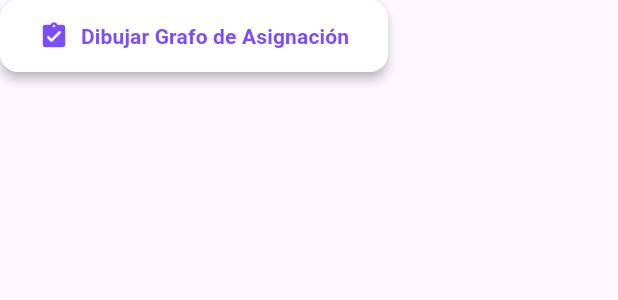
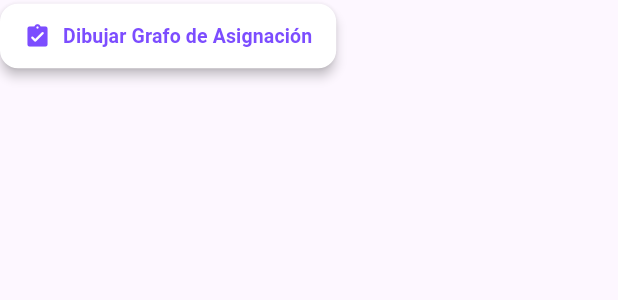
Before and after one commit to marinobc/algorithm, a Flutter app: the AssignmentLaunchButton widget shown alone on an empty page, opened directly, on a phone screen of 412 x 824 dp. Shown: the top 300 px of the screen. Run offline on Flutter 3.47's test engine with Material 3 defaults, Android fonts, the phone set to English and light mode, and no system bars; our stand-ins replace flutter_dotenv, flutter_markdown, flutter_riverpod, flutter_svg, google_generative_ai, shared_preferences and 2 more; missing offline and left inert: dart:js_interop; accounts and stored records are empty; network calls fail; project files that could hold a hidden picture were left out.

Commit message:
style(mobile): optimize algorithm launch buttons and catalog dialog for mobile viewports

```diff
--- a/lib/algorithms/assignment/ui/assignment_launch_button.dart
+++ b/lib/algorithms/assignment/ui/assignment_launch_button.dart
@@ -19,6 +19,7 @@ class AssignmentLaunchButton extends ConsumerWidget {
   @override
   Widget build(BuildContext context, WidgetRef ref) {
     const accentColor = Color(0xFF7C4DFF);
+    final isMobile = MediaQuery.of(context).size.width < 600;
 
     return ElevatedButton.icon(
       onPressed: () {
@@ -36,13 +37,21 @@ class AssignmentLaunchButton extends ConsumerWidget {
         backgroundColor: Colors.white,
         foregroundColor: accentColor,
         elevation: 3,
-        padding: const EdgeInsets.symmetric(horizontal: 26, vertical: 14),
+        padding: EdgeInsets.symmetric(
+          horizontal: isMobile ? 16 : 26,
+          vertical: isMobile ? 12 : 14,
+        ),
         shape: RoundedRectangleBorder(borderRadius: BorderRadius.circular(12)),
       ),
-      icon: Icon(icon, size: 20),
+      icon: Icon(icon, size: isMobile ? 18 : 20),
       label: Text(
         label,
-        style: const TextStyle(fontWeight: FontWeight.bold, fontSize: 14),
+        maxLines: 1,
+        overflow: TextOverflow.ellipsis,
+        style: TextStyle(
+          fontWeight: FontWeight.bold,
+          fontSize: isMobile ? 13 : 14,
+        ),
       ),
     );
   }
--- a/lib/ui/dialogs/algorithm_selection_dialog.dart
+++ b/lib/ui/dialogs/algorithm_selection_dialog.dart
@@ -47,14 +47,16 @@ class AlgorithmSelectionDialog extends StatelessWidget {
     final options = _options(registered);
     final colors = Theme.of(context).colorScheme;
 
+    final isMobile = MediaQuery.of(context).size.width < 600;
+
     return Dialog(
-      insetPadding: const EdgeInsets.all(20),
+      insetPadding: EdgeInsets.all(isMobile ? 12 : 20),
       backgroundColor: colors.surface,
       clipBehavior: Clip.antiAlias,
       child: ConstrainedBox(
         constraints: const BoxConstraints(maxWidth: 1280, maxHeight: 780),
         child: Padding(
-          padding: const EdgeInsets.fromLTRB(28, 24, 28, 28),
+          padding: EdgeInsets.all(isMobile ? 16 : 28),
           child: Column(
             children: [
               _CatalogHeader(
```
Also changed, not shown: lib/algorithms/johnson/ui/johnson_launch_button.dart (+12 -3 lines), lib/algorithms/northwest/ui/northwest_launch_button.dart (+12 -3 lines).
